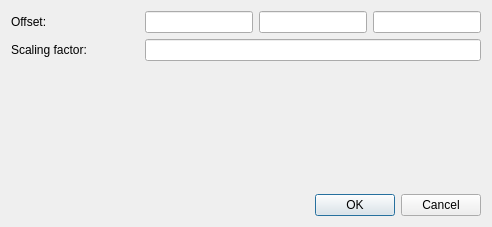
The window that SIM-VICUS/src/SVDrawingPropertiesDialog.ui (ghorwin/SIM-VICUS) describes before a commit, drawn with Qt 5.
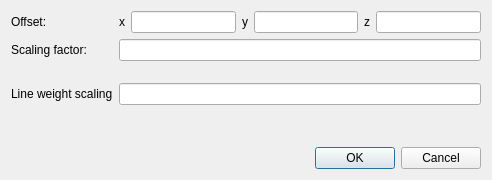
The same window after the commit.

Commit message: Actual line weight is shown in drawing. Scaling factor for line weight is editable in dialog.

The edit to the form file:
```diff
--- a/SIM-VICUS/src/SVDrawingPropertiesDialog.ui
+++ b/SIM-VICUS/src/SVDrawingPropertiesDialog.ui
@@ -7,33 +7,13 @@
     <x>0</x>
     <y>0</y>
     <width>492</width>
-    <height>227</height>
+    <height>180</height>
    </rect>
   </property>
   <property name="windowTitle">
    <string>Drawing properties</string>
   </property>
-  <layout class="QGridLayout" name="gridLayout">
-   <item row="3" column="3">
-    <spacer name="verticalSpacer">
-     <property name="orientation">
-      <enum>Qt::Vertical</enum>
-     </property>
-     <property name="sizeHint" stdset="0">
-      <size>
-       <width>20</width>
-       <height>40</height>
-      </size>
-     </property>
-    </spacer>
-   </item>
-   <item row="1" column="0" colspan="2">
-    <widget class="QLabel" name="label">
-     <property name="text">
-      <string>Scaling factor: </string>
-     </property>
-    </widget>
-   </item>
+  <layout class="QFormLayout" name="formLayout">
    <item row="0" column="0">
     <widget class="QLabel" name="label_2">
      <property name="text">
@@ -41,23 +21,90 @@
      </property>
     </widget>
    </item>
-   <item row="0" column="2" colspan="2">
+   <item row="0" column="1">
     <layout class="QHBoxLayout" name="horizontalLayout">
+     <item>
+      <widget class="QLabel" name="label_3">
+       <property name="text">
+        <string>x</string>
+       </property>
+      </widget>
+     </item>
      <item>
       <widget class="QLineEdit" name="lineEditX"/>
      </item>
+     <item>
+      <widget class="QLabel" name="label_4">
+       <property name="text">
+        <string>y</string>
+       </property>
+      </widget>
+     </item>
      <item>
       <widget class="QLineEdit" name="lineEditY"/>
      </item>
+     <item>
+      <widget class="QLabel" name="label_5">
+       <property name="text">
+        <string>z</string>
+       </property>
+      </widget>
+     </item>
      <item>
       <widget class="QLineEdit" name="lineEditZ"/>
      </item>
     </layout>
    </item>
-   <item row="1" column="2" colspan="2">
+   <item row="1" column="0">
+    <widget class="QLabel" name="label">
+     <property name="text">
+      <string>Scaling factor: </string>
+     </property>
+    </widget>
+   </item>
+   <item row="1" column="1">
     <widget class="QLineEdit" name="lineEditScalingFactor"/>
    </item>
-   <item row="4" column="0" colspan="4">
+   <item row="2" column="1">
+    <spacer name="verticalSpacer_2">
+     <property name="orientation">
+      <enum>Qt::Vertical</enum>
+     </property>
+     <property name="sizeType">
+      <enum>QSizePolicy::Fixed</enum>
+     </property>
+     <property name="sizeHint" stdset="0">
+      <size>
+       <width>20</width>
+       <height>10</height>
+      </size>
+     </property>
+    </spacer>
+   </item>
+   <item row="3" column="0">
+    <widget class="QLabel" name="label_6">
+     <property name="text">
+      <string>Line weight scaling</string>
+     </property>
+    </widget>
+   </item>
+   <item row="3" column="1">
+    <widget class="QLineEdit" name="lineEditLineWeightScaling"/>
+   </item>
+   <item row="4" column="1">
+    <spacer name="verticalSpacer">
+     <property name="orientation">
+      <enum>Qt::Vertical</enum>
+     </property>
+     <property name="sizeHint" stdset="0">
+      <size>
+       <width>20</width>
+       <height>40</height>
+      </size>
+     </property>
+    </spacer>
+   </item>
+   <item row="5" column="0" colspan="2">
     <widget class="QDialogButtonBox" name="buttonBox">
      <property name="orientation">
       <enum>Qt::Horizontal</enum>
```
The commit also changes 4 other files.
